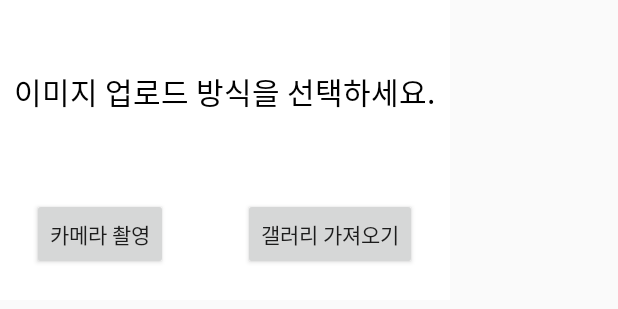
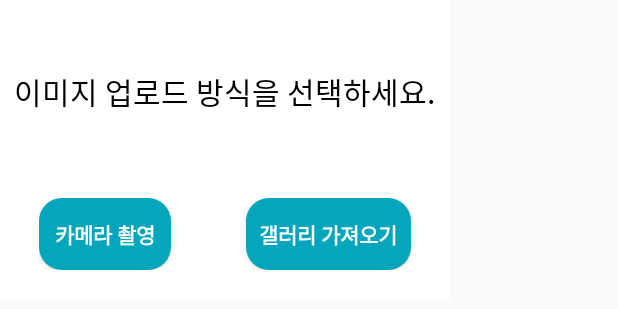
Before and after one commit to CD1-2024-2/FoodFresh-client, an Android app: the layout activity_popup_camera.xml on its own in the app's theme, with its tools: preview values and no code run, on a phone screen of 412 x 824 dp. Shown: the top 309 px of the screen. Run offline under Robolectric (Android 15) with nearby library versions, the phone set to English and light mode, and no system bars.

Commit message:
Style: 버튼 글자색 변경

```diff
--- a/app/src/main/res/layout/activity_add_food_camera.xml
+++ b/app/src/main/res/layout/activity_add_food_camera.xml
@@ -266,6 +266,7 @@
                 android:id="@+id/addFoodCam_post_btn"
                 android:text="등록하기"
                 android:textStyle="bold"
+                android:textColor="@color/white"
                 android:layout_margin="8dp"
                 android:layout_width="wrap_content"
                 android:layout_height="wrap_content"
--- a/app/src/main/res/layout/activity_popup_camera.xml
+++ b/app/src/main/res/layout/activity_popup_camera.xml
@@ -35,15 +35,21 @@
             android:layout_width="wrap_content"
             android:layout_height="wrap_content"
             android:text="카메라 촬영"
-            android:layout_gravity="center_horizontal"/>
+            android:textStyle="bold"
+            android:textColor="@color/white"
+            android:layout_gravity="center_horizontal"
+            android:background="@drawable/shape_backgound_round"/>
         <Space
             android:layout_width="50dp"
             android:layout_height="wrap_content"/>
         <Button
             android:id="@+id/get_from_gallery_button"
-            android:layout_width="wrap_content"
+            android:layout_width="110dp"
             android:layout_height="wrap_content"
             android:text="갤러리 가져오기"
-            android:layout_gravity="center_horizontal"/>
+            android:textStyle="bold"
+            android:textColor="@color/white"
+            android:layout_gravity="center_horizontal"
+            android:background="@drawable/shape_backgound_round"/>
     </LinearLayout>
 </LinearLayout>
--- a/app/src/main/res/layout/activity_popup_delete.xml
+++ b/app/src/main/res/layout/activity_popup_delete.xml
@@ -16,7 +16,7 @@
             android:text="식품 소모처리"
             android:textSize="20dp"
             android:textColor="#FFF"
-            android:background="@color/gray"
+            android:background="@color/pal2_blue_light"
             android:gravity="center"
             android:layout_width="match_parent"
             android:layout_height="50dp"/>
--- a/app/src/main/res/layout/activity_popup_member.xml
+++ b/app/src/main/res/layout/activity_popup_member.xml
@@ -16,7 +16,7 @@
             android:text="현재 공유자 목록"
             android:textSize="20dp"
             android:textColor="#FFF"
-            android:background="@color/gray"
+            android:background="@color/pal2_blue_light"
             android:gravity="center"
             android:layout_width="match_parent"
             android:layout_height="50dp"/>
```
